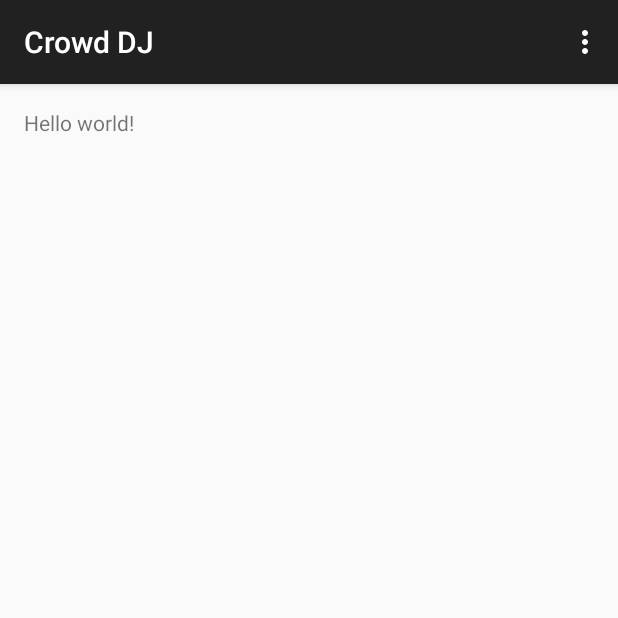
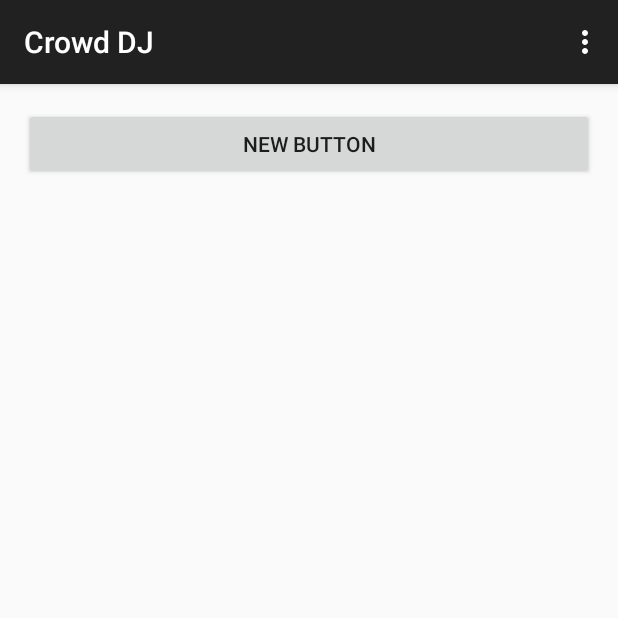
Before and after one commit to jacoblubecki/crowddj---CodeRED, an Android app: the screen it shows after launch (djActivity), on a phone screen of 412 x 824 dp, the top half of it. Run offline under Robolectric (Android 15) with nearby library versions, the phone set to English and light mode, and no system bars; libraries missing offline, so code that uses them is left out: retrofit.client; 4 statements that could not run were skipped.

Commit message:
Twitter implemented and playlist manager under construction

```diff
--- a/app/src/main/AndroidManifest.xml
+++ b/app/src/main/AndroidManifest.xml
@@ -1,6 +1,8 @@
 <?xml version="1.0" encoding="utf-8"?>
 <manifest xmlns:android="http://schemas.android.com/apk/res/android"
     package="com.lubecki.crowddj" >
+
+    <uses-permission android:name="android.permission.INTERNET"/>
 
     <application
         android:allowBackup="true"
--- a/app/src/main/java/com/lubecki/crowddj/djActivity.java
+++ b/app/src/main/java/com/lubecki/crowddj/djActivity.java
@@ -1,17 +1,57 @@
 package com.lubecki.crowddj;
 
+import android.content.SharedPreferences;
 import android.support.v7.app.ActionBarActivity;
 import android.os.Bundle;
+import android.util.Log;
 import android.view.Menu;
 import android.view.MenuItem;
+import android.view.View;
+
+import com.lubecki.crowddj.managers.PlaylistManager;
+import com.lubecki.crowddj.twitter.model.SearchList;
+import com.lubecki.crowddj.twitter.model.Tweet;
+import com.lubecki.crowddj.twitter.webapi.TwitterAPI;
+import com.lubecki.crowddj.twitter.webapi.TwitterService;
+
+import retrofit.Callback;
+import retrofit.RetrofitError;
+import retrofit.client.Response;
 
 
 public class djActivity extends ActionBarActivity {
+
+    private static djActivity instance;
+    private PlaylistManager manager;
 
     @Override
     protected void onCreate(Bundle savedInstanceState) {
         super.onCreate(savedInstanceState);
         setContentView(R.layout.activity_dj);
+        instance = this;
+
+        manager = PlaylistManager.getInstance();
+
+        TwitterAPI api = TwitterAPI.getInstance();
+        TwitterService service = api.getService();
+        service.getTweets("#crowddj", new Callback<SearchList>() {
+            @Override
+            public void success(SearchList list, Response response) {
+                for(Tweet tweet : list.tweets) {
+                    Log.v("TEST.JPG", tweet.tweetEntities.hashTags[0].text);
+                }
+            }
+
+            @Override
+            public void failure(RetrofitError error) {
+                Log.e("TEST.PNG", error.getMessage());
+            }
+        });
+
+    }
+
+    public static djActivity getInstance() {
+        return instance;
     }
 
 
@@ -36,4 +76,7 @@ public class djActivity extends ActionBarActivity {
 
         return super.onOptionsItemSelected(item);
     }
+
+    public void refresh(View view) {
+    }
 }
--- /dev/null
+++ b/app/src/main/java/com/lubecki/crowddj/managers/PlaylistManager.java
@@ -0,0 +1,68 @@
+package com.lubecki.crowddj.managers;
+
+import android.app.Activity;
+import android.content.Context;
+import android.content.SharedPreferences;
+
+import com.google.gson.FieldNamingPolicy;
+import com.google.gson.Gson;
+import com.google.gson.GsonBuilder;
+import com.lubecki.crowddj.R;
+import com.lubecki.crowddj.djActivity;
+
+import java.util.ArrayList;
+import java.util.Arrays;
+
+/**
+ * Created by Jacob on 4/4/15.
+ */
+public class PlaylistManager {
+
+    private static PlaylistManager manager;
+
+    private SharedPreferences preferences;
+    private ArrayList tracks;
+
+    private PlaylistManager() {
+        tracks = new ArrayList();
+    }
+
+    public static PlaylistManager getInstance() {
+        if(manager != null) {
+            return manager;
+        }
+        return new PlaylistManager();
+    }
+
+    public void addTrack() {
+
+    }
+
+    public void serializeList(){
+        Activity activity = djActivity.getInstance();
+        SharedPreferences prefs = activity.getSharedPreferences("tommista.com.harmony", Context.MODE_PRIVATE);
+
+        Gson gson = new GsonBuilder()
+                .setFieldNamingPolicy(FieldNamingPolicy.LOWER_CASE_WITH_UNDERSCORES)
+                .create();
+
+        String json = gson.toJson(tracks);
+
+        prefs.edit().putString("jsonData", json).apply();
+    }
+
+    public void loadList() {
+        Gson gson = new GsonBuilder()
+                .setFieldNamingPolicy(FieldNamingPolicy.LOWER_CASE_WITH_UNDERSCORES)
+                .create();
+
+        preferences = djActivity.getInstance().getSharedPreferences(djActivity.getInstance().getString(R.string.shared_prefs), Context.MODE_PRIVATE);
+        String trackString = preferences.getString("jsonData", "");
+
+        if(trackString.isEmpty()){
+            tracks = new ArrayList<>();
+        }else{
+            tracks = new ArrayList<>(Arrays.asList(gson.fromJson(trackString, Object.class))); //// FIX THIS DUMBASS
+        }
+    }
+}
--- /dev/null
+++ b/app/src/main/java/com/lubecki/crowddj/twitter/webapi/TwitterAPI.java
@@ -0,0 +1,55 @@
+package com.lubecki.crowddj.twitter.webapi;
+
+import com.google.gson.FieldNamingPolicy;
+import com.google.gson.Gson;
+import com.google.gson.GsonBuilder;
+import com.lubecki.crowddj.Secrets;
+
+import retrofit.RequestInterceptor;
+import retrofit.RestAdapter;
+
+/**
+ * Created by tbrown on 1/17/15.
+ */
+public class TwitterAPI {
+    private static final String SERVER_ADDRESS = "https://api.twitter.com/1.1";
+    private static TwitterAPI instance;
+    private final RestAdapter restAdapter;
+    private RequestInterceptor reqInterceptor;
+    private TwitterService service;
+
+    public Gson gson;
+
+    public static TwitterAPI getInstance() {
+        if (instance == null) {
+            instance = new TwitterAPI();
+        }
+        return instance;
+    }
+
+    public TwitterAPI() {
+        gson = new GsonBuilder()
+                .setFieldNamingPolicy(FieldNamingPolicy.LOWER_CASE_WITH_UNDERSCORES)
+                .create();
+
+        reqInterceptor = new RequestInterceptor() {
+            @Override
+            public void intercept(RequestFacade requestFacade) {
+                requestFacade.addHeader("Authorization", "Bearer " + Secrets.AUTH_TOKEN);
+                //requestFacade.addHeader("Authorization", "Basic Tk9yOXliM3V1TWcyakdFSlFuWTVzSjF0MDpuVGNqWVhMWFJ1UkwyY0U3ejlXMmRMWUxrakhaRlE3NFl0TVBDMnNIWUF3NXhSaHo2Rg==");
+            }
+        };
+
+        restAdapter = new RestAdapter.Builder()
+                .setEndpoint(SERVER_ADDRESS)
+                .setLogLevel(RestAdapter.LogLevel.FULL)
+                .setRequestInterceptor(reqInterceptor)
+                .build();
+
+        service = restAdapter.create(TwitterService.class);
+    }
+
+    public TwitterService getService() {
+        return service;
+    }
+}
--- /dev/null
+++ b/app/src/main/java/com/lubecki/crowddj/twitter/webapi/TwitterService.java
@@ -0,0 +1,18 @@
+package com.lubecki.crowddj.twitter.webapi;
+
+import com.lubecki.crowddj.twitter.model.SearchList;
+import com.lubecki.crowddj.twitter.model.Tweet;
+
+import retrofit.Callback;
+import retrofit.client.Response;
+import retrofit.http.GET;
+import retrofit.http.Query;
+
+/**
+ * Created by Jacob on 4/3/15.
+ */
+public interface TwitterService {
+
+    @GET("/search/tweets.json")
+    void getTweets(@Query("q") String hashtag, Callback<SearchList> tweets);
+}
--- a/app/src/main/res/layout/activity_dj.xml
+++ b/app/src/main/res/layout/activity_dj.xml
@@ -5,7 +5,22 @@
     android:paddingTop="@dimen/activity_vertical_margin"
     android:paddingBottom="@dimen/activity_vertical_margin" tools:context=".djActivity">
 
-    <TextView android:text="@string/hello_world" android:layout_width="wrap_content"
-        android:layout_height="wrap_content" />
+    <Button
+        android:layout_width="wrap_content"
+        android:layout_height="wrap_content"
+        android:text="New Button"
+        android:id="@+id/button"
+        android:layout_alignParentTop="true"
+        android:layout_alignParentRight="true"
+        android:layout_alignParentEnd="true"
+        android:layout_alignParentLeft="true"
+        android:layout_alignParentStart="true"
+        android:onClick="refresh"/>
 
+    <ListView
+        android:layout_width="wrap_content"
+        android:layout_height="wrap_content"
+        android:id="@+id/listView"
+        android:layout_centerHorizontal="true"
+        android:layout_below="@+id/button" />
 </RelativeLayout>
--- a/app/src/main/res/values/strings.xml
+++ b/app/src/main/res/values/strings.xml
@@ -1,6 +1,5 @@
 <resources>
     <string name="app_name">Crowd DJ</string>
 
-    <string name="hello_world">Hello world!</string>
-    <string name="action_settings">Settings</string>
+    <string name="shared_prefs">shared_preferences</string>
 </resources>
```
Also changed, not shown: app/src/main/java/com/lubecki/crowddj/Secrets.java (added, +8 -0 lines), app/src/main/java/com/lubecki/crowddj/twitter/model/EntityEntity.java (added, +8 -0 lines), app/src/main/java/com/lubecki/crowddj/twitter/model/HashTag.java (added, +12 -0 lines), app/src/main/java/com/lubecki/crowddj/twitter/model/SearchList.java (added, +11 -0 lines), app/src/main/java/com/lubecki/crowddj/twitter/model/Tweet.java (added, +45 -0 lines), app/src/main/java/com/lubecki/crowddj/twitter/model/TweetEntities.java (added, +16 -0 lines), app/src/main/java/com/lubecki/crowddj/twitter/model/TweetUrls.java (added, +12 -0 lines), app/src/main/java/com/lubecki/crowddj/twitter/model/User.java (added, +13 -0 lines), 1 other file.
